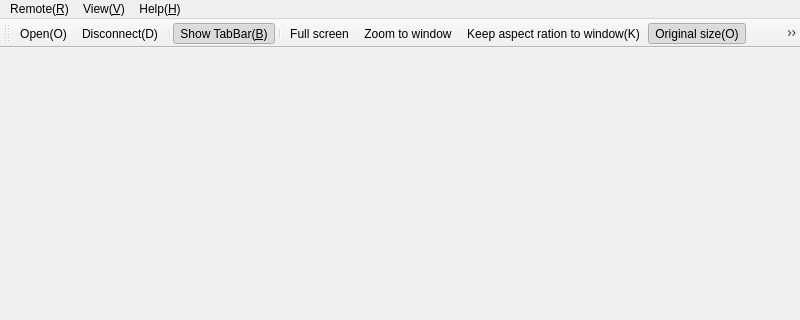
This is App/Viewer/mainwindow.ui in KangLin/RabbitRemoteControl as Qt 5 draws it before an edit; both pictures show x 0 to 800 and y 0 to 320 of the 800 by 600 pixel window. The edited form follows.
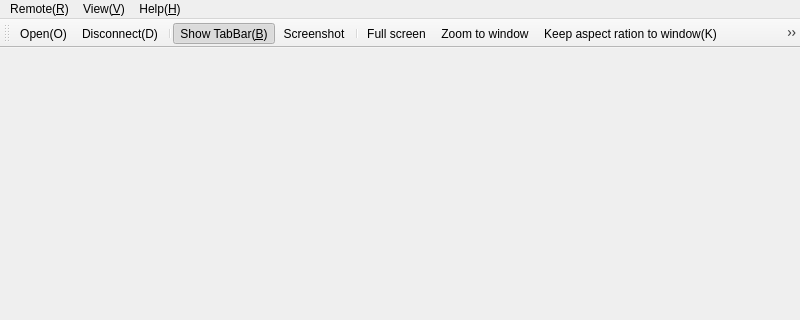
This is the edited form. Icons and pictures are not drawn.

```diff
--- a/App/Viewer/mainwindow.ui
+++ b/App/Viewer/mainwindow.ui
@@ -104,6 +104,7 @@
    <addaction name="actionDisconnect_D"/>
    <addaction name="separator"/>
    <addaction name="actionShow_TabBar_B"/>
+   <addaction name="actionSlot_screen"/>
    <addaction name="separator"/>
    <addaction name="actionFull_screen_F"/>
    <addaction name="actionZoomToWindow_Z"/>
@@ -401,6 +402,15 @@
     <string>Zoom Out</string>
    </property>
   </action>
+  <action name="actionSlot_screen">
+   <property name="icon">
+    <iconset resource="Resource/Resource.qrc">
+     <normaloff>:/image/Screenslot</normaloff>:/image/Screenslot</iconset>
+   </property>
+   <property name="text">
+    <string>Screenshot </string>
+   </property>
+  </action>
  </widget>
  <resources>
   <include location="Resource/Resource.qrc"/>
```
Left out of the diff: 3 changed lines with no effect on the pictures.
